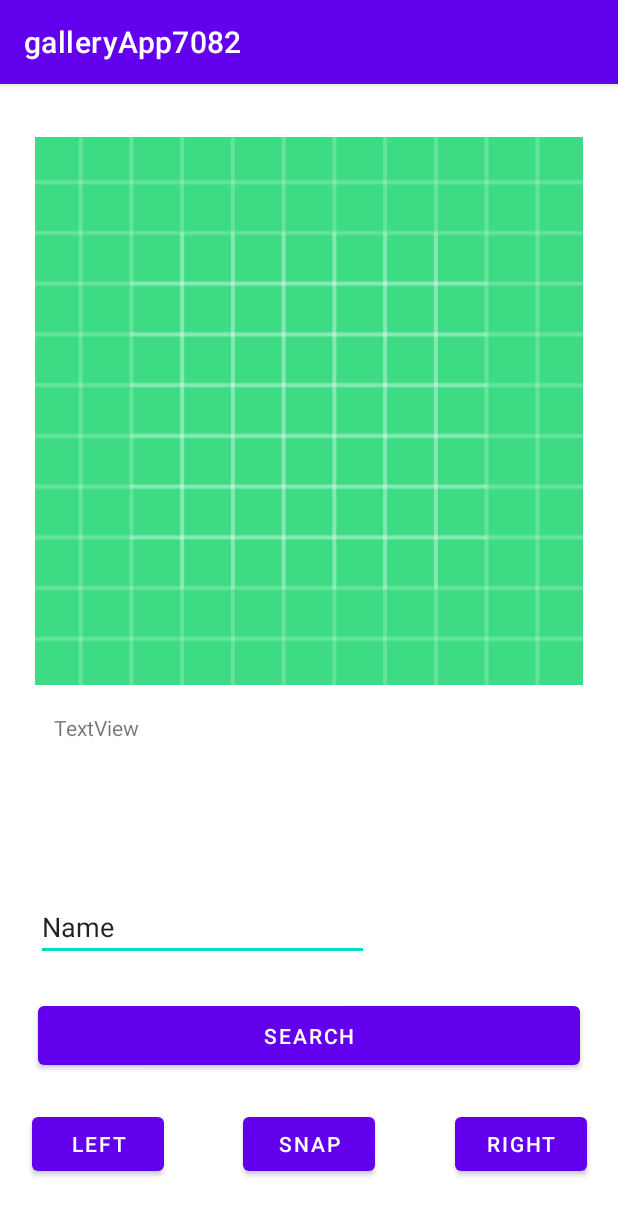
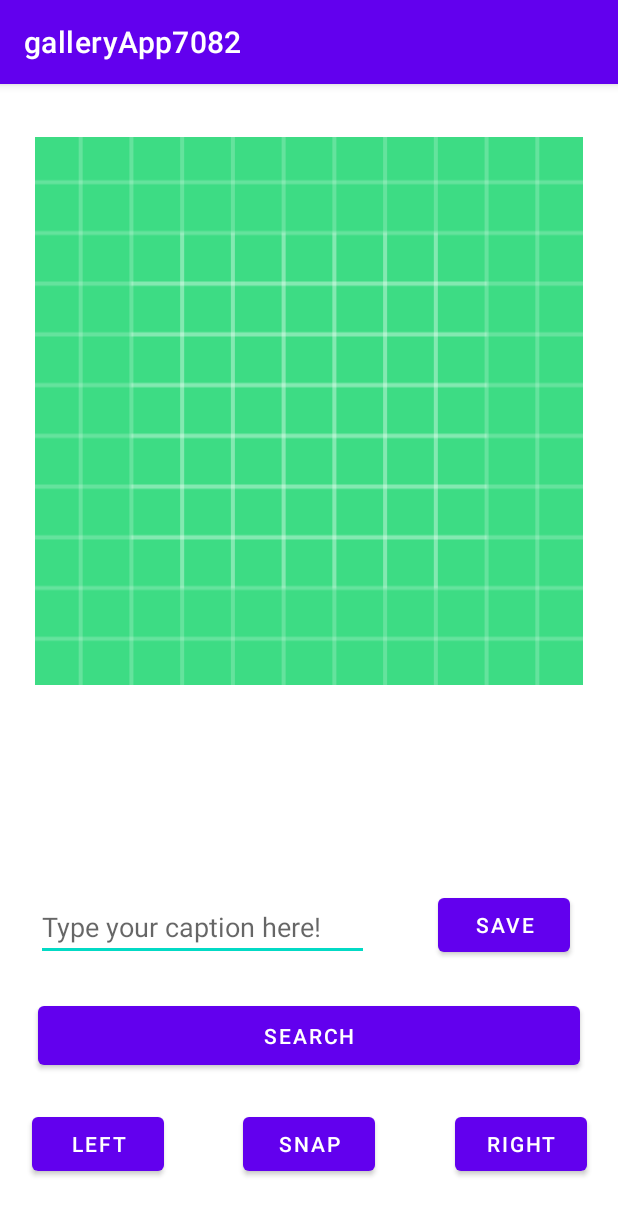
Before and after one commit to SimonYang99/GalleryApp7082, an Android app: the screen it shows after launch (MainActivity), on a phone screen of 412 x 824 dp. Shown: the top 1215 px of the screen. Run offline under Robolectric (Android 15) with nearby library versions, the phone set to English and light mode, and no system bars.

Commit message:
task 5 "completed"

```diff
--- a/app/src/main/java/com/example/galleryapp7082/MainActivity.java
+++ b/app/src/main/java/com/example/galleryapp7082/MainActivity.java
@@ -115,7 +115,7 @@ public class MainActivity extends AppCompatActivity {
         filesArray = imgFile.listFiles();
 
         if(imgFile.exists()){
-            for (int i = 0; i < filesArray.length; i++){
+            for (int i = filesArray.length-1; i >= 0; i--){
                 if(filesArray[i].getName().endsWith(".png") || filesArray[i].getName().endsWith(".jpg")){
                     files.add(filesArray[i]);
                     Log.d("yo", "FileName:" + filesArray[i].getName());
@@ -224,7 +224,7 @@ public class MainActivity extends AppCompatActivity {
 //            Bundle extras = data.getExtras();
 //            Bitmap imageBitmap = (Bitmap) extras.get("data");
 //            imageView.setImageBitmap(imageBitmap);
-            getFiles(Environment.getExternalStoragePublicDirectory(Environment.DIRECTORY_PICTURES).getPath());
+            getFiles();
         }
 
 
@@ -267,6 +267,7 @@ public class MainActivity extends AppCompatActivity {
 //        Log.d("yo", String.valueOf(captionEditText.getText()));
         editor.putString(files.get(currentImageIndex).getName(), captionEditText.getText().toString());
         editor.apply();
+        captionEditText.setText("");
         setCaptionView();
     }
 }
--- a/app/src/main/res/layout/activity_main.xml
+++ b/app/src/main/res/layout/activity_main.xml
@@ -14,6 +14,7 @@
         android:layout_marginStart="32dp"
         android:layout_marginLeft="32dp"
         android:layout_marginBottom="37dp"
+        android:onClick="takePhoto"
         android:text="@string/snap_button"
         app:layout_constraintBottom_toBottomOf="parent"
         app:layout_constraintEnd_toStartOf="@+id/rightButton"
@@ -76,12 +77,12 @@
         android:layout_height="wrap_content"
         android:layout_marginStart="36dp"
         android:layout_marginLeft="36dp"
-        android:text="TextView"
+        android:hint=""
         app:layout_constraintStart_toStartOf="parent"
         app:layout_constraintTop_toBottomOf="@+id/imageView" />
 
     <EditText
-        android:id="@+id/editTextTextPersonName"
+        android:id="@+id/editCaption"
         android:layout_width="222dp"
         android:layout_height="45dp"
         android:layout_marginStart="24dp"
@@ -89,7 +90,21 @@
         android:layout_marginBottom="24dp"
         android:ems="10"
         android:inputType="textPersonName"
-        android:text="Name"
+        android:hint="@string/captionText"
         app:layout_constraintBottom_toTopOf="@+id/searchButton"
         app:layout_constraintStart_toStartOf="parent" />
+
+    <Button
+        android:id="@+id/captionButton"
+        android:layout_width="wrap_content"
+        android:layout_height="wrap_content"
+        android:layout_marginEnd="32dp"
+        android:layout_marginRight="32dp"
+        android:layout_marginBottom="24dp"
+        android:onClick="saveCaption"
+        android:text="save"
+        app:layout_constraintBottom_toTopOf="@+id/searchButton"
+        app:layout_constraintEnd_toEndOf="parent"
+        app:layout_constraintHorizontal_bias="0.545" />
+
 </androidx.constraintlayout.widget.ConstraintLayout>
--- a/app/src/main/res/values/strings.xml
+++ b/app/src/main/res/values/strings.xml
@@ -3,6 +3,7 @@
     <string name="left_button">Left</string>
     <string name="right_button">Right</string>
     <string name="snap_button">Snap</string>
+    <string name="captionText">Type your caption here!</string>
     <string name="search_button">Search</string>
     <string name="startDate">Start Date</string>
     <string name="endDate">End Date</string>
--- a/app/src/main/res/xml/file_paths.xml
+++ b/app/src/main/res/xml/file_paths.xml
@@ -1,4 +1,5 @@
 <?xml version="1.0" encoding="utf-8"?>
 <paths xmlns:android="http://schemas.android.com/apk/res/android">
     <external-files-path name="my_images" path="Pictures" />
+    <root-path name="external_files" path="Pictures" />
 </paths>
```
